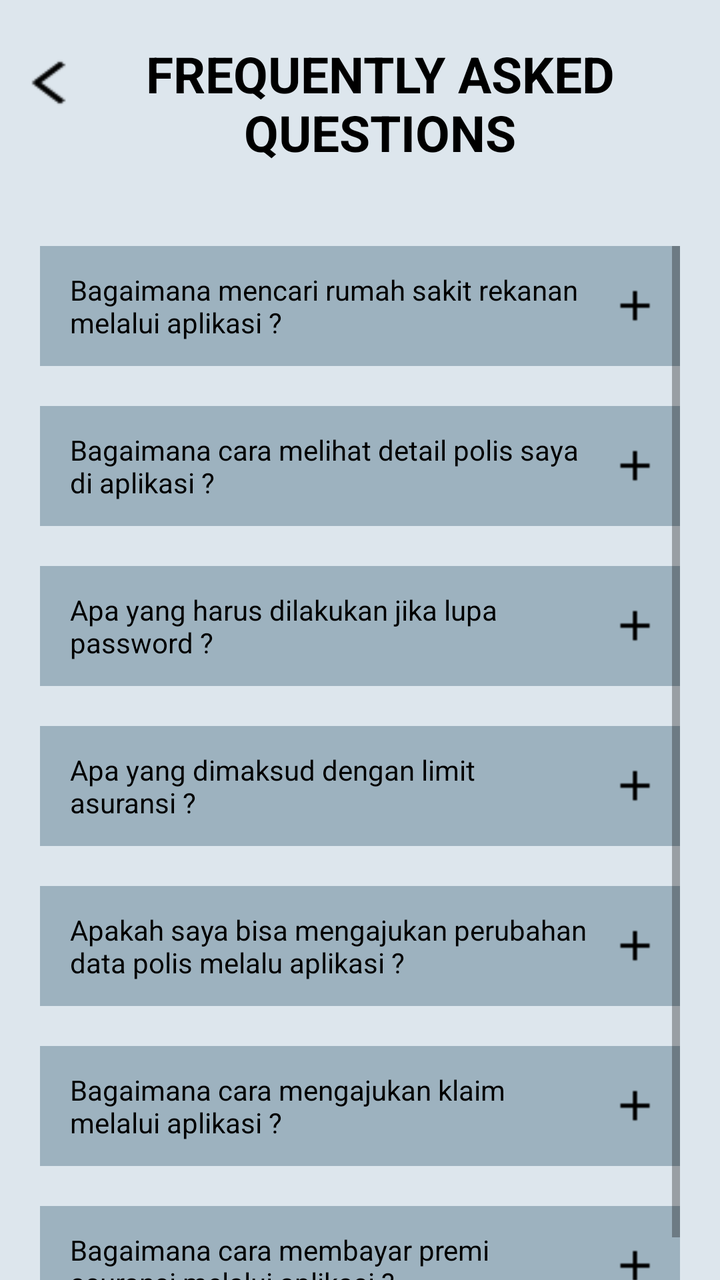
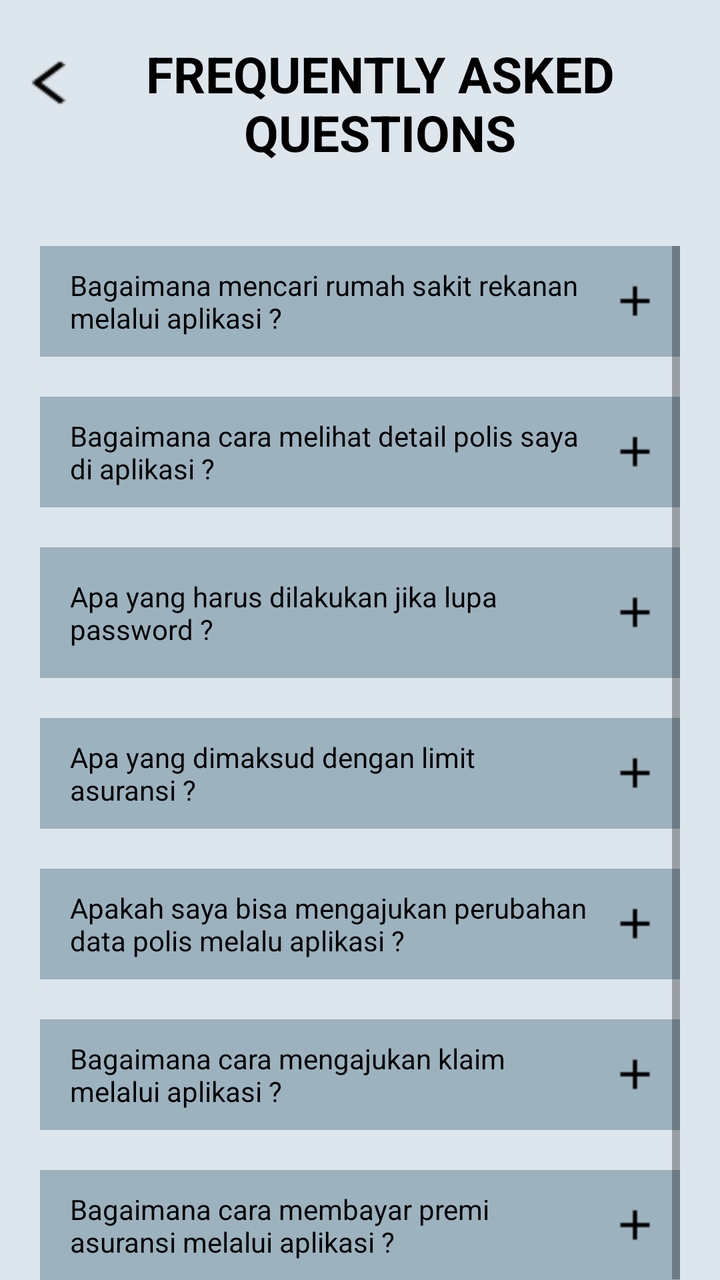

Before-and-after screenshots of an Android layout around one commit, followed by the original layout XML and the change that was made.
<!-- AndroidManifest.xml: application theme Theme.Skripsi -->
<!-- res/layout/activity_faq.xml -->
<?xml version="1.0" encoding="utf-8"?>
<LinearLayout
    xmlns:android="http://schemas.android.com/apk/res/android"
    xmlns:tools="http://schemas.android.com/tools"
    xmlns:app="http://schemas.android.com/apk/res-auto"
    android:id="@+id/main"
    android:layout_width="match_parent"
    android:layout_height="match_parent"
    tools:context=".FAQ"
    android:orientation="vertical"
    android:background="#DDE6ED">

    <LinearLayout
        android:layout_width="match_parent"
        android:layout_height="wrap_content"
        android:orientation="horizontal"
        >

        <androidx.appcompat.widget.AppCompatButton
            android:layout_width="20dp"
            android:layout_height="30dp"
            android:background="@drawable/back_hitam"
            android:layout_marginLeft="15dp"
            android:id="@+id/btnBack"
            />

        <TextView
            android:layout_width="match_parent"
            android:layout_height="wrap_content"
            android:textColor="@color/black"
            android:text="@string/frequently_asked_questions"
            android:textAlignment="center"
            android:textStyle="bold"
            android:textSize="25dp"
            android:padding="20dp"
            android:layout_marginRight="15dp"
            />

    </LinearLayout>



    <ScrollView
        android:layout_width="match_parent"
        android:layout_height="wrap_content"
        android:paddingTop="20dp"
        android:layout_marginHorizontal="20dp"
        >

        <LinearLayout
            android:layout_width="match_parent"
            android:layout_height="wrap_content"
            android:orientation="vertical"
            >

            <LinearLayout
                android:layout_width="match_parent"
                android:layout_height="wrap_content"
                android:orientation="vertical"
                android:gravity="center"
                android:background="#9DB2BF"
                >

                <LinearLayout
                    android:layout_width="match_parent"
                    android:layout_height="40dp"
                    android:orientation="horizontal"
                    android:layout_margin="10dp"
                    >

                    <TextView
                        android:layout_width="wrap_content"
                        android:layout_height="wrap_content"
                        android:text="@string/q1"
                        android:textColor="@color/black"
                        android:layout_weight="1"
                        android:paddingHorizontal="5dp"
                        android:layout_gravity="center"
                        />

                    <androidx.appcompat.widget.AppCompatButton
                        android:layout_width="25dp"
                        android:layout_height="25dp"
                        android:background="@drawable/plus_hitam"
                        android:layout_gravity="center"
                        android:id="@+id/plus1"
                        />

                </LinearLayout>


                <TextView
                    android:layout_width="match_parent"
                    android:layout_height="wrap_content"
                    android:text="@string/a1"
                    android:layout_margin="10dp"
                    android:textColor="@color/black"
                    android:paddingBottom="5dp"
                    android:paddingHorizontal="5dp"
                    android:id="@+id/q1"
                    android:visibility="gone"
                    />

            </LinearLayout>


            <LinearLayout
                android:layout_width="match_parent"
                android:layout_height="wrap_content"
                android:orientation="vertical"
                android:background="#9DB2BF"
                android:layout_marginTop="20dp"
                android:gravity="center"
                >

                <LinearLayout
                    android:layout_width="match_parent"
                    android:layout_height="40dp"
                    android:orientation="horizontal"
                    android:layout_margin="10dp"
                    >

                    <TextView
                        android:layout_width="wrap_content"
                        android:layout_height="wrap_content"
                        android:text="@string/q2"
                        android:textColor="@color/black"
                        android:layout_weight="1"
                        android:paddingHorizontal="5dp"
                        android:layout_gravity="center"
                        />

                    <androidx.appcompat.widget.AppCompatButton
                        android:layout_width="25dp"
                        android:layout_height="25dp"
                        android:background="@drawable/plus_hitam"
                        android:layout_gravity="center"
                        android:id="@+id/plus2"
                        />

                </LinearLayout>


                <TextView
                    android:layout_width="match_parent"
                    android:layout_height="wrap_content"
                    android:text="@string/a2"
                    android:layout_margin="10dp"
                    android:textColor="@color/black"
                    android:paddingBottom="5dp"
                    android:paddingHorizontal="5dp"
                    android:id="@+id/q2"
                    android:visibility="gone"
                    />

            </LinearLayout>

            <LinearLayout
                android:layout_width="match_parent"
                android:layout_height="wrap_content"
                android:orientation="vertical"
                android:background="#9DB2BF"
                android:layout_marginTop="20dp"
                android:gravity="center"
                >

                <LinearLayout
                    android:layout_width="match_parent"
                    android:layout_height="40dp"
                    android:orientation="horizontal"
                    android:layout_margin="10dp"
                    >

                    <TextView
                        android:layout_width="wrap_content"
                        android:layout_height="wrap_content"
                        android:text="@string/q3"
                        android:textColor="@color/black"
                        android:layout_weight="1"
                        android:paddingHorizontal="5dp"
                        android:layout_gravity="center"
                        />

                    <androidx.appcompat.widget.AppCompatButton
                        android:layout_width="25dp"
                        android:layout_height="25dp"
                        android:background="@drawable/plus_hitam"
                        android:layout_gravity="center"
                        android:id="@+id/plus3"
                        />

                </LinearLayout>


                <TextView
                    android:layout_width="match_parent"
                    android:layout_height="wrap_content"
                    android:text='@string/a3'
                    android:layout_margin="10dp"
                    android:textColor="@color/black"
                    android:paddingBottom="5dp"
                    android:paddingHorizontal="5dp"
                    android:id="@+id/q3"
                    android:visibility="gone"
                    />

            </LinearLayout>

            <LinearLayout
                android:layout_width="match_parent"
                android:layout_height="wrap_content"
                android:orientation="vertical"
                android:background="#9DB2BF"
                android:layout_marginTop="20dp"
                android:gravity="center"
                >

                <LinearLayout
                    android:layout_width="match_parent"
                    android:layout_height="40dp"
                    android:orientation="horizontal"
                    android:layout_margin="10dp"
                    >

                    <TextView
                        android:layout_width="wrap_content"
                        android:layout_height="wrap_content"
                        android:text="@string/q4"
                        android:textColor="@color/black"
                        android:layout_weight="1"
                        android:paddingHorizontal="5dp"
                        android:layout_gravity="center"
                        />

                    <androidx.appcompat.widget.AppCompatButton
                        android:layout_width="25dp"
                        android:layout_height="25dp"
                        android:background="@drawable/plus_hitam"
                        android:layout_gravity="center"
                        android:id="@+id/plus4"
                        />

                </LinearLayout>


                <TextView
                    android:layout_width="match_parent"
                    android:layout_height="wrap_content"
                    android:text='@string/a4'
                    android:layout_margin="10dp"
                    android:textColor="@color/black"
                    android:paddingBottom="5dp"
                    android:paddingHorizontal="5dp"
                    android:id="@+id/q4"
                    android:visibility="gone"
                    />

            </LinearLayout>

            <LinearLayout
                android:layout_width="match_parent"
                android:layout_height="wrap_content"
                android:orientation="vertical"
                android:background="#9DB2BF"
                android:layout_marginTop="20dp"
                android:gravity="center"
                >

                <LinearLayout
                    android:layout_width="match_parent"
                    android:layout_height="40dp"
                    android:orientation="horizontal"
                    android:layout_margin="10dp"
                    >

                    <TextView
                        android:layout_width="wrap_content"
                        android:layout_height="wrap_content"
                        android:text="@string/q5"
                        android:textColor="@color/black"
                        android:layout_weight="1"
                        android:paddingHorizontal="5dp"
                        android:layout_gravity="center"
                        />

                    <androidx.appcompat.widget.AppCompatButton
                        android:layout_width="25dp"
                        android:layout_height="25dp"
                        android:background="@drawable/plus_hitam"
                        android:layout_gravity="center"
                        android:id="@+id/plus5"
                        />

                </LinearLayout>


                <TextView
                    android:layout_width="match_parent"
                    android:layout_height="wrap_content"
                    android:text='@string/a5'
                    android:layout_margin="10dp"
                    android:textColor="@color/black"
                    android:paddingBottom="5dp"
                    android:paddingHorizontal="5dp"
                    android:id="@+id/q5"
                    android:visibility="gone"
                    />

            </LinearLayout>

            <LinearLayout
                android:layout_width="match_parent"
                android:layout_height="wrap_content"
                android:orientation="vertical"
                android:background="#9DB2BF"
                android:layout_marginTop="20dp"
                android:gravity="center"
                >

                <LinearLayout
                    android:layout_width="match_parent"
                    android:layout_height="40dp"
                    android:orientation="horizontal"
                    android:layout_margin="10dp"
                    >

                    <TextView
                        android:layout_width="wrap_content"
                        android:layout_height="wrap_content"
                        android:text="@string/q6"
                        android:textColor="@color/black"
                        android:layout_weight="1"
                        android:paddingHorizontal="5dp"
                        android:layout_gravity="center"
                        />

                    <androidx.appcompat.widget.AppCompatButton
                        android:layout_width="25dp"
                        android:layout_height="25dp"
                        android:background="@drawable/plus_hitam"
                        android:layout_gravity="center"
                        android:id="@+id/plus6"
                        />

                </LinearLayout>


                <TextView
                    android:layout_width="match_parent"
                    android:layout_height="wrap_content"
                    android:text='@string/a6'
                    android:layout_margin="10dp"
                    android:textColor="@color/black"
                    android:paddingBottom="5dp"
                    android:paddingHorizontal="5dp"
                    android:id="@+id/q6"
                    android:visibility="gone"
                    />

            </LinearLayout>

            <LinearLayout
                android:layout_width="match_parent"
                android:layout_height="wrap_content"
                android:orientation="vertical"
                android:background="#9DB2BF"
                android:layout_marginTop="20dp"
                android:gravity="center"
                >

                <LinearLayout
                    android:layout_width="match_parent"
                    android:layout_height="40dp"
                    android:orientation="horizontal"
                    android:layout_margin="10dp"
                    >

                    <TextView
                        android:layout_width="wrap_content"
                        android:layout_height="wrap_content"
                        android:text="@string/q7"
                        android:textColor="@color/black"
                        android:layout_weight="1"
                        android:paddingHorizontal="5dp"
                        android:layout_gravity="center"
                        />

                    <androidx.appcompat.widget.AppCompatButton
                        android:layout_width="25dp"
                        android:layout_height="25dp"
                        android:background="@drawable/plus_hitam"
                        android:layout_gravity="center"
                        android:id="@+id/plus7"
                        />

                </LinearLayout>


                <TextView
                    android:layout_width="match_parent"
                    android:layout_height="wrap_content"
                    android:text='@string/a7'
                    android:layout_margin="10dp"
                    android:textColor="@color/black"
                    android:paddingBottom="5dp"
                    android:paddingHorizontal="5dp"
                    android:id="@+id/q7"
                    android:visibility="gone"
                    />

            </LinearLayout>


        </LinearLayout>





    </ScrollView>

  </LinearLayout>
<!-- resources referenced by this layout -->
<resources>
  <color name="black">#FF000000</color>
  <!-- drawable back_hitam: png bitmap (drawable, 188 bytes) -->
  <!-- drawable plus_hitam: png bitmap (drawable, 165 bytes) -->
  <string name="a1">Daftar rumah sakit rekanan dapat ditemukan pada menu utama</string>
  <string name="a2">Pengguna dapat membuka halaman Informasi Asuransi dengan menginput password terlebih dahulu</string>
  <string name="a3">Pengguna dapat melakukan perubahan password melalui dua cara: \n- Klik tombol Lupa passworddi halaman login \n- Klik Ubah passworddi halaman profile</string>
  <string name="a4">Limit asuransi adalah batas maksimal biaya yang ditanggung oleh perusahaan asuransi sesuai dengan ketentuan pada polis</string>
  <string name="a5">Perubahan data polis di aplikasi perlu diajukan langsung ke pihak asuransi. Pengguna dapat menghubungi pihak asuransi melalui nomor telepon kontak yang tersedia di aplikasi</string>
  <string name="a6">Pengajuan klaim dapat dilakukan pengguna dengan menghubungi pihak asuransi melalui kontak yang tersedia di aplikasi</string>
  <string name="a7">Pengguna dapat melakukan pembayaran premi asuransi dengan mengklik tombol Bayar Premipada halaman utama ataupun mengklik notifikasi reminder pembayaran premi</string>
  <string name="frequently_asked_questions">FREQUENTLY ASKED QUESTIONS</string>
  <string name="q1">Bagaimana mencari rumah sakit rekanan melalui aplikasi ?</string>
  <string name="q2">Bagaimana cara melihat detail polis saya di aplikasi ?</string>
  <string name="q3">Apa yang harus dilakukan jika lupa password ?</string>
  <string name="q4">Apa yang dimaksud dengan limit asuransi ?</string>
  <string name="q5">Apakah saya bisa mengajukan perubahan data polis melalu aplikasi ?</string>
  <string name="q6">Bagaimana cara mengajukan klaim melalui aplikasi ?</string>
  <string name="q7">Bagaimana cara membayar premi asuransi melalui aplikasi ?</string>
  <style name="Theme.Skripsi" parent="Theme.MaterialComponents.DayNight.DarkActionBar">
          
          <item name="colorPrimary">@color/purple_500</item>
          <item name="colorPrimaryVariant">@color/purple_700</item>
          <item name="colorOnPrimary">@color/white</item>
          
          <item name="colorSecondary">@color/teal_200</item>
          <item name="colorSecondaryVariant">@color/teal_700</item>
          <item name="colorOnSecondary">@color/black</item>
          
          <item name="android:statusBarColor">?attr/colorPrimaryVariant</item>
          
      </style>
  <color name="purple_500">#FF6200EE</color>
  <color name="purple_700">#FF3700B3</color>
  <color name="white">#FFFFFFFF</color>
  <color name="teal_200">#FF03DAC5</color>
  <color name="teal_700">#FF018786</color>
</resources>

<!-- the commit's change to res/layout/activity_faq.xml (unified diff, before → after) -->
@@ -63,7 +63,7 @@
 
                 <LinearLayout
                     android:layout_width="match_parent"
-                    android:layout_height="40dp"
+                    android:layout_height="wrap_content"
                     android:orientation="horizontal"
                     android:layout_margin="10dp"
                     >
@@ -115,7 +115,7 @@
 
                 <LinearLayout
                     android:layout_width="match_parent"
-                    android:layout_height="40dp"
+                    android:layout_height="wrap_content"
                     android:orientation="horizontal"
                     android:layout_margin="10dp"
                     >
@@ -166,9 +166,10 @@
 
                 <LinearLayout
                     android:layout_width="match_parent"
-                    android:layout_height="40dp"
-                    android:orientation="horizontal"
-                    android:layout_margin="10dp"
+                    android:layout_height="wrap_content"
+                    android:orientation="horizontal"
+                    android:layout_margin="10dp"
+                    android:paddingVertical="5dp"
                     >
 
                     <TextView
@@ -217,7 +218,7 @@
 
                 <LinearLayout
                     android:layout_width="match_parent"
-                    android:layout_height="40dp"
+                    android:layout_height="wrap_content"
                     android:orientation="horizontal"
                     android:layout_margin="10dp"
                     >
@@ -268,7 +269,7 @@
 
                 <LinearLayout
                     android:layout_width="match_parent"
-                    android:layout_height="40dp"
+                    android:layout_height="wrap_content"
                     android:orientation="horizontal"
                     android:layout_margin="10dp"
                     >
@@ -319,7 +320,7 @@
 
                 <LinearLayout
                     android:layout_width="match_parent"
-                    android:layout_height="40dp"
+                    android:layout_height="wrap_content"
                     android:orientation="horizontal"
                     android:layout_margin="10dp"
                     >
@@ -370,7 +371,7 @@
 
                 <LinearLayout
                     android:layout_width="match_parent"
-                    android:layout_height="40dp"
+                    android:layout_height="wrap_content"
                     android:orientation="horizontal"
                     android:layout_margin="10dp"
                     >
